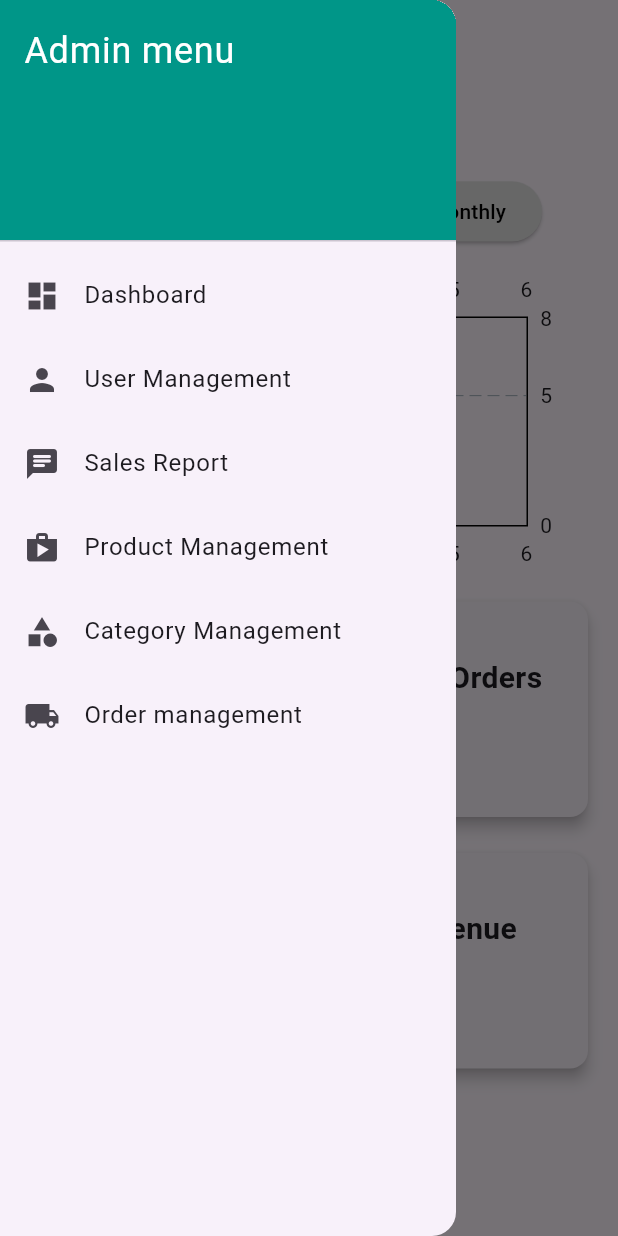
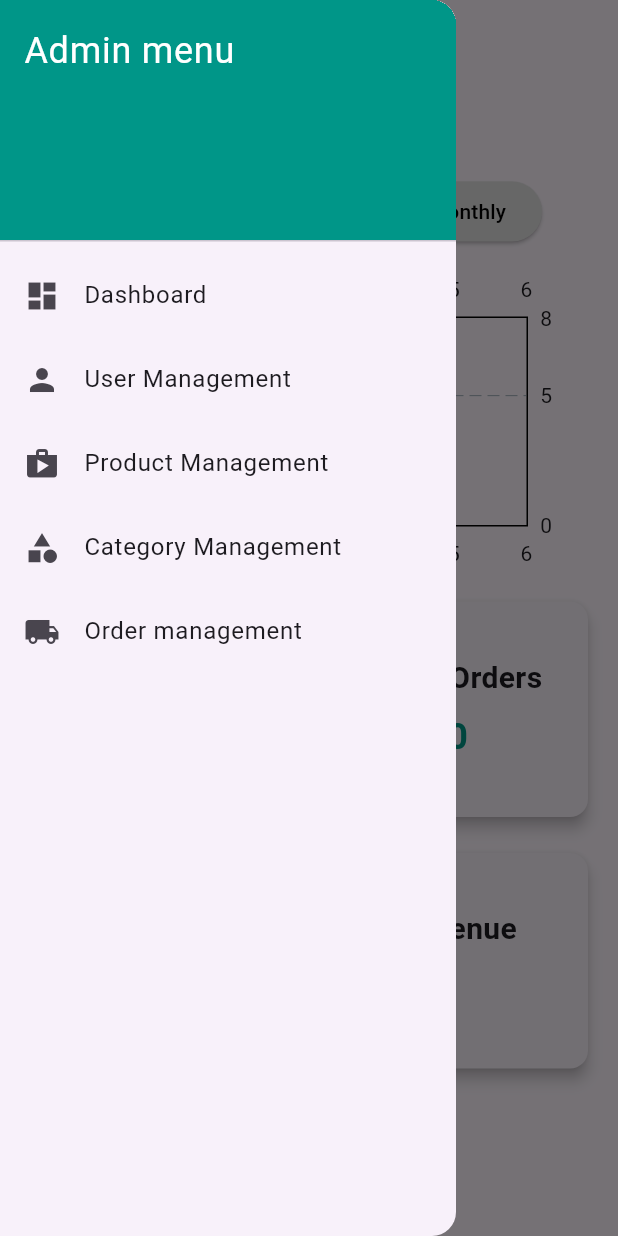
Before and after one commit to melvincherian/admin_sidepetspot, a Flutter app: the AdminDashboard screen opened directly, with the side drawer open, on a phone screen of 412 x 824 dp. Run offline on Flutter 3.47's test engine with Material 3 defaults, Android fonts, the phone set to English and light mode, and no system bars; drawn by our look-alikes of fl_chart; our stand-ins replace bloc, cloud_firestore, firebase_core, flutter_bloc, image_picker; accounts and stored records are empty.

Commit message:
change the order status in admin side

```diff
--- a/lib/presentation/screens/admin_dashboard.dart
+++ b/lib/presentation/screens/admin_dashboard.dart
@@ -17,16 +17,12 @@ class AdminDashboard extends StatefulWidget {
 }
 
 class _AdminDashboardState extends State<AdminDashboard> {
-
-
   final List<String> cardTitles = [
     'Total Products',
     'Total Orders',
     'Total Users',
     'Revenue',
   ];
-
-
 
   String selectedView = 'Today';
 
@@ -69,7 +65,8 @@ class _AdminDashboardState extends State<AdminDashboard> {
   Widget build(BuildContext context) {
     return Scaffold(
       appBar: AppBar(
-        title:const Text('Dashboard',
+        title: const Text(
+          'Dashboard',
           style: TextStyle(fontWeight: FontWeight.bold),
         ),
         centerTitle: true,
@@ -78,7 +75,7 @@ class _AdminDashboardState extends State<AdminDashboard> {
         child: ListView(
           padding: EdgeInsets.zero,
           children: <Widget>[
-         const   DrawerHeader(
+            const DrawerHeader(
               decoration: BoxDecoration(color: Colors.teal),
               child: Text(
                 'Admin menu',
@@ -86,67 +83,78 @@ class _AdminDashboardState extends State<AdminDashboard> {
               ),
             ),
             ListTile(
-              leading:const Icon(Icons.dashboard),
+              leading: const Icon(Icons.dashboard),
               title: const Text('Dashboard'),
               onTap: () {},
             ),
             ListTile(
-              leading:const Icon(Icons.person),
+              leading: const Icon(Icons.person),
               title: const Text('User Management'),
               onTap: () {
-                Navigator.push(context, MaterialPageRoute(builder: (context)=>UserList()));
+                Navigator.push(context,
+                    MaterialPageRoute(builder: (context) => UserList()));
               },
             ),
 
+            // ListTile(
+            //   leading:const Icon(Icons.chat_rounded),
+            //   title: const Text('Sales Report'),
+            //   onTap: () {},
+            // ),
             ListTile(
-              leading:const Icon(Icons.chat_rounded),
-              title: const Text('Sales Report'),
-              onTap: () {},
-            ),
-            ListTile(
-              leading:const Icon(Icons.shop),
+              leading: const Icon(Icons.shop),
               title: const Text('Product Management'),
               onTap: () {
-                Navigator.push(context, MaterialPageRoute(builder: (context)=>const ProductView()));
+                Navigator.push(
+                    context,
+                    MaterialPageRoute(
+                        builder: (context) => const ProductView()));
               },
             ),
             ListTile(
-              leading:const Icon(Icons.category),
+              leading: const Icon(Icons.category),
               title: const Text('Category Management'),
               onTap: () {
-                Navigator.push(context, MaterialPageRoute(builder: (context)=>const CategoryView()));
+                Navigator.push(
+                    context,
+                    MaterialPageRoute(
+                        builder: (context) => const CategoryView()));
               },
             ),
-            //   ListTile(
-            //   leading:const Icon(Icons.offline_bolt_rounded),
-            //   title: const Text('Special Offer'),
-            //   onTap: () {
-            //     Navigator.push(context, MaterialPageRoute(builder: (context)=>const UserCarrousel()));
-            //   },
-            // ),
             ListTile(
-              leading:const Icon(Icons.local_shipping),
+              leading: const Icon(Icons.local_shipping),
               title: const Text('Order management'),
               onTap: () {
-                Navigator.push(context, MaterialPageRoute(builder: (context)=>const MyOrders()));
+                Navigator.push(context,
+                    MaterialPageRoute(builder: (context) => const MyOrders()));
               },
             ),
-
-
           ],
         ),
       ),
       body: StreamBuilder(
-  stream: FirebaseFirestore.instance.collection('users').snapshots(),
-  builder: (context, snapshot) {
-    if (snapshot.connectionState == ConnectionState.waiting) {
+        stream: FirebaseFirestore.instance.collection('payment').snapshots(),
+        builder: (context, orderSnapshot) {
+          if (orderSnapshot.connectionState == ConnectionState.waiting) {
             return const Center(child: CircularProgressIndicator());
           }
-    if (snapshot.hasError) {
+          if (orderSnapshot.hasError) {
             return const Center(child: Text('Error loading data'));
           }
 
-    final userCount = snapshot.data?.docs.length ?? 0;
+          final orderCount = orderSnapshot.data?.docs.length ?? 0;
+
+          return StreamBuilder(
+            stream: FirebaseFirestore.instance.collection('users').snapshots(),
+            builder: (context, userSnapshot) {
+              if (userSnapshot.connectionState == ConnectionState.waiting) {
+                return const Center(child: CircularProgressIndicator());
+              }
+              if (userSnapshot.hasError) {
+                return const Center(child: Text('Error loading data'));
+              }
+
+              final userCount = userSnapshot.data?.docs.length ?? 0;
 
               return Padding(
                 padding: const EdgeInsets.all(16),
@@ -155,7 +163,8 @@ class _AdminDashboardState extends State<AdminDashboard> {
                   children: [
                     const Text(
                       'Revenue Overview',
-            style: TextStyle(fontSize: 20, fontWeight: FontWeight.bold),
+                      style:
+                          TextStyle(fontSize: 20, fontWeight: FontWeight.bold),
                     ),
                     const SizedBox(height: 16),
                     Row(
@@ -197,7 +206,8 @@ class _AdminDashboardState extends State<AdminDashboard> {
                     const SizedBox(height: 16),
                     Expanded(
                       child: GridView.builder(
-              gridDelegate: const SliverGridDelegateWithFixedCrossAxisCount(
+                        gridDelegate:
+                            const SliverGridDelegateWithFixedCrossAxisCount(
                           crossAxisCount: 2,
                           mainAxisSpacing: 16,
                           crossAxisSpacing: 16,
@@ -206,12 +216,14 @@ class _AdminDashboardState extends State<AdminDashboard> {
                         itemCount: cardTitles.length,
                         itemBuilder: (BuildContext context, int index) {
                           String countDisplay = '';
-                  if (index == 2) {
-                  countDisplay = '$userCount'; // Total Users
+                          if (index == 1) {
+                            countDisplay = '$orderCount';
+                          } else if (index == 2) {
+                            countDisplay = '$userCount';
                           } else {
-                  countDisplay = ''; // Placeholder for other cards
+                            countDisplay = '';
                           }
-                return _card(cardTitles[index],countDisplay);
+                          return _card(cardTitles[index], countDisplay);
                         },
                       ),
                     ),
@@ -219,24 +231,24 @@ class _AdminDashboardState extends State<AdminDashboard> {
                 ),
               );
             },
+          );
+        },
       ),
-
     );
   }
 
-  // Button widget for selecting view
   Widget _buildViewButton(String view) {
     return Padding(
-      padding:const EdgeInsets.symmetric(horizontal: 8),
+      padding: const EdgeInsets.symmetric(horizontal: 8),
       child: ElevatedButton(
         onPressed: () {
-
           setState(() {
             selectedView = view;
           });
         },
         style: ElevatedButton.styleFrom(
-          backgroundColor: selectedView == view ? Colors.teal : Colors.grey[300],
+          backgroundColor:
+              selectedView == view ? Colors.teal : Colors.grey[300],
         ),
         child: Text(
           view,
--- a/lib/presentation/screens/details/order_details.dart
+++ b/lib/presentation/screens/details/order_details.dart
@@ -75,7 +75,10 @@ class _OrderDetailState extends State<OrderDetail> {
         await _fetchOrderStatus();
 
         ScaffoldMessenger.of(context).showSnackBar(
-          SnackBar(content: Text('Order status updated to $status')),
+          SnackBar(
+            content: Text('Order status updated to $status'),
+            backgroundColor: Colors.green,
+          ),
         );
       } catch (e) {
         print("Error updating order status: $e");
@@ -261,8 +264,8 @@ class _OrderDetailState extends State<OrderDetail> {
                 if (newStatus != null) {
                   setState(() {
                     ScaffoldMessenger.of(context).showSnackBar(SnackBar(
-                      backgroundColor: Colors.green,
-                      content: (Text('Order status  Updated successfully'))));
+                        backgroundColor: Colors.green,
+                        content: (Text('Order status  Updated successfully'))));
                     _selectedStatus = newStatus;
                   });
                   _updateOrderStatus(newStatus);
```
Lines whose indentation alone changed are shown as unchanged.
